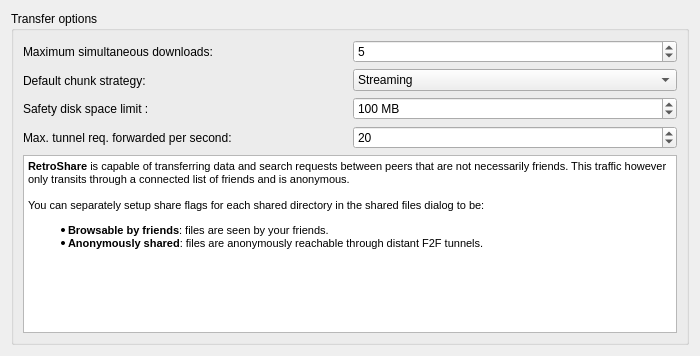
This is retroshare-gui/src/gui/settings/TransferPage.ui in RetroShare/RetroShare as Qt 5 draws it before an edit. The edited form follows.
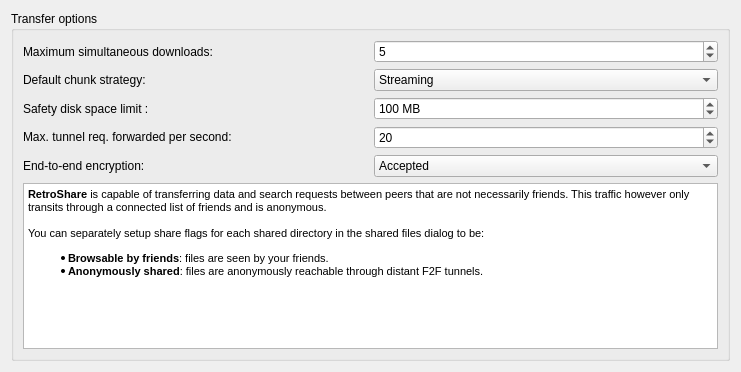
This is the edited form.

Commit message: added default encryption policy variable and GUI to change it

Patch:
```diff
--- a/retroshare-gui/src/gui/settings/TransferPage.ui
+++ b/retroshare-gui/src/gui/settings/TransferPage.ui
@@ -6,8 +6,8 @@
    <rect>
     <x>0</x>
     <y>0</y>
-    <width>700</width>
-    <height>356</height>
+    <width>741</width>
+    <height>372</height>
    </rect>
   </property>
   <layout class="QVBoxLayout" name="verticalLayout">
@@ -49,6 +49,13 @@
             </property>
            </widget>
           </item>
+          <item>
+           <widget class="QLabel" name="label_4">
+            <property name="text">
+             <string>End-to-end encryption:</string>
+            </property>
+           </widget>
+          </item>
          </layout>
         </item>
         <item>
@@ -135,6 +142,20 @@
             </property>
            </widget>
           </item>
+          <item>
+           <widget class="QComboBox" name="_e2e_encryption_CB">
+            <item>
+             <property name="text">
+              <string>Accepted</string>
+             </property>
+            </item>
+            <item>
+             <property name="text">
+              <string>Enforced</string>
+             </property>
+            </item>
+           </widget>
+          </item>
          </layout>
         </item>
        </layout>
```
The commit also changes 9 other files.
